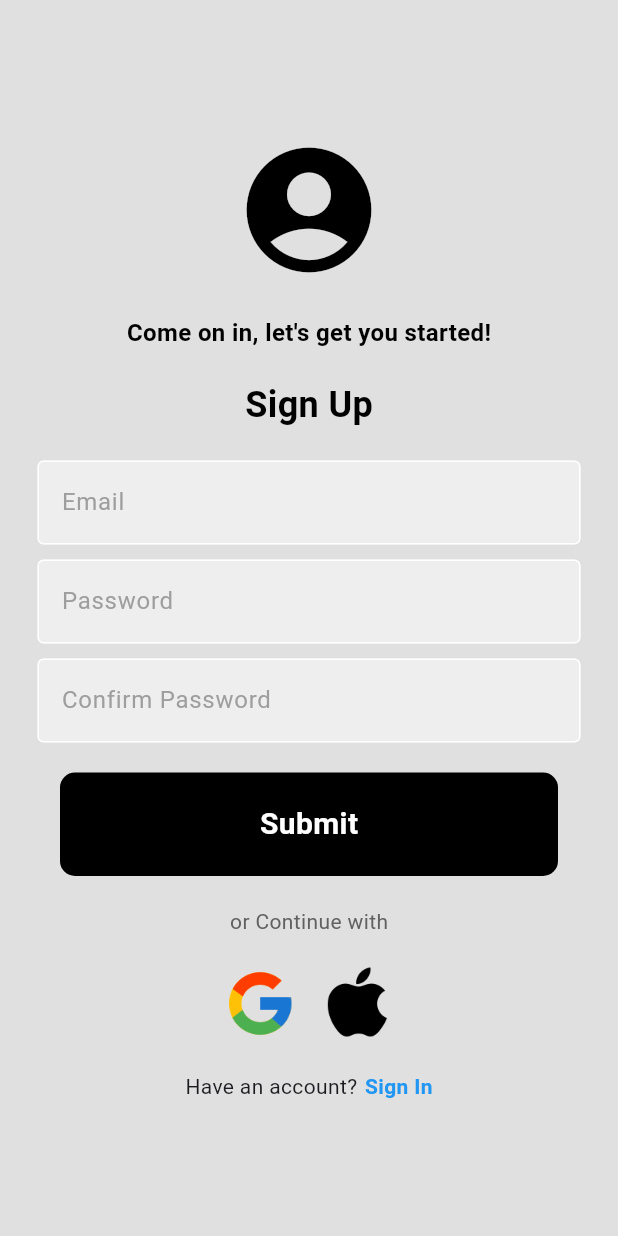
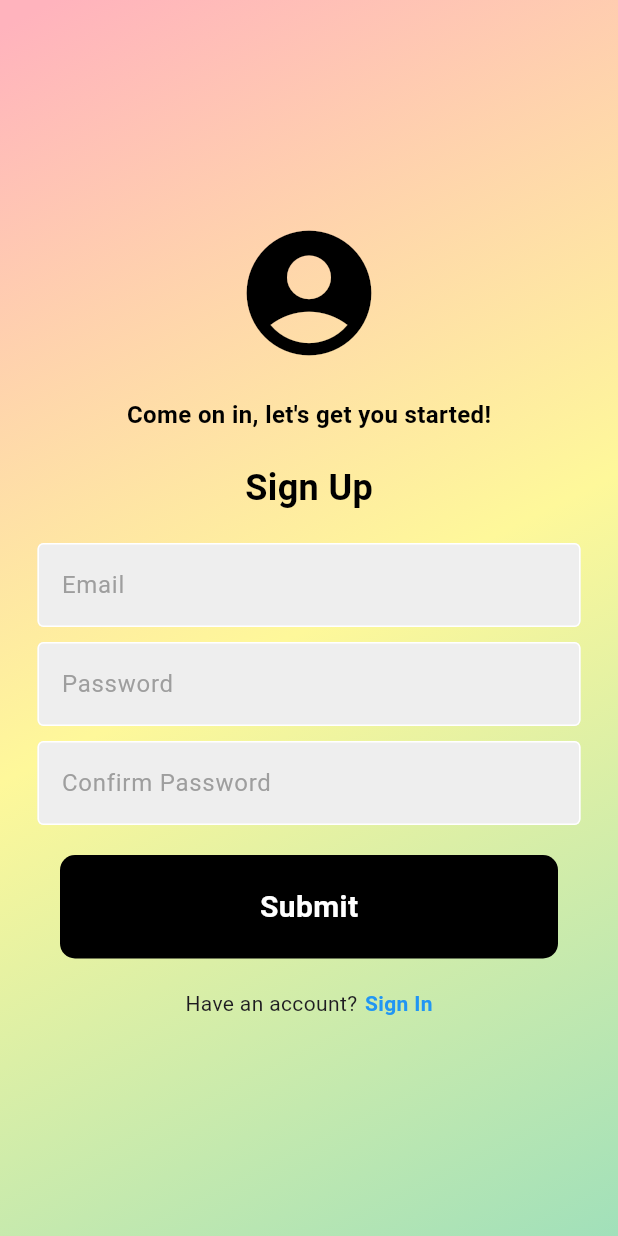
Before and after one commit to encounterapp/encounter_app, a Flutter app: the screen it shows after launch, after a tap on "Create Account", on a phone screen of 412 x 824 dp. Run offline on Flutter 3.47's test engine with Material 3 defaults, Android fonts, the phone set to English and light mode, and no system bars; our stand-ins replace geolocator, google_maps_flutter, image_picker, shared_preferences, supabase_flutter, timeago; accounts and stored records are empty.

Commit message:
add background gradient to the sign in and register pages

```diff
--- a/lib/pages/register_page.dart
+++ b/lib/pages/register_page.dart
@@ -75,8 +75,23 @@ class _RegisterPageState extends State<RegisterPage> {
   @override
   Widget build(BuildContext context) {
     return Scaffold(
-      backgroundColor: Colors.grey[300],
-      body: SafeArea(
+            // Add the gradient background
+      backgroundColor: Colors.transparent, // Set to transparent to show the gradient
+      extendBodyBehindAppBar: true, // Extend the body behind the app bar
+      body: Container(
+        decoration: const BoxDecoration(
+          gradient: LinearGradient(
+            begin: Alignment.topLeft,
+            end: Alignment.bottomRight,
+            colors: [
+              Color.fromRGBO(255,179,189,1),
+              Color.fromRGBO(254,248,154,1),
+              Color.fromRGBO(161,224,186,1),
+            ],
+            stops: [0.018, 0.506, 1.03], // 1.8% and 50.6% and 100.3%
+          ),
+        ),
+      child: SafeArea(
         child: Center(
         child: SingleChildScrollView(
         child: Column(
@@ -134,7 +149,7 @@ class _RegisterPageState extends State<RegisterPage> {
           MyButtons(onTap: signUserUp,),
           const SizedBox(height: 20),
 
-          // or Continue with
+          /*// or Continue with
           Padding(
             padding: const EdgeInsets.symmetric(horizontal: 25.0),
             child: Row(
@@ -176,7 +191,7 @@ class _RegisterPageState extends State<RegisterPage> {
               SquareTile(imagePath:'assets/icons/apple.png'),
             ],
           ),
-          const SizedBox(height: 20),
+          const SizedBox(height: 20),*/
 
 
           // Return to Sign In Account
@@ -201,6 +216,6 @@ class _RegisterPageState extends State<RegisterPage> {
     ),
     ),
     ),
-    );
+    ));
   }
 }
--- a/lib/pages/sign_in.dart
+++ b/lib/pages/sign_in.dart
@@ -101,8 +101,23 @@ class _SignInPageState extends State<SignInPage> {
   @override
   Widget build(BuildContext context) {
     return Scaffold(
-      backgroundColor: Colors.grey[300],
-      body: SafeArea(
+                  // Add the gradient background
+      backgroundColor: Colors.transparent, // Set to transparent to show the gradient
+      extendBodyBehindAppBar: true, // Extend the body behind the app bar
+      body: Container(
+        decoration: const BoxDecoration(
+          gradient: LinearGradient(
+            begin: Alignment.topLeft,
+            end: Alignment.bottomRight,
+            colors: [
+              Color.fromRGBO(255,179,189,1),
+              Color.fromRGBO(254,248,154,1),
+              Color.fromRGBO(161,224,186,1),
+            ],
+            stops: [0.018, 0.506, 1.03], // 1.8% and 50.6% and 100.3%
+          ),
+        ),
+      child: SafeArea(
         child: Center(
         child: SingleChildScrollView(
         child: Column(
@@ -182,7 +197,7 @@ class _SignInPageState extends State<SignInPage> {
               : MyButtons(onTap: signUserIn),
           const SizedBox(height: 20),
 
-          // or Continue with
+          /*// or Continue with
           Padding(
             padding: const EdgeInsets.symmetric(horizontal: 25.0),
             child: Row(
@@ -224,7 +239,7 @@ class _SignInPageState extends State<SignInPage> {
               SquareTile(imagePath:'assets/icons/apple.png'),
             ],
           ),
-          const SizedBox(height: 20),
+          const SizedBox(height: 20),*/
 
 
           // Create Account
@@ -255,6 +270,6 @@ class _SignInPageState extends State<SignInPage> {
     ),
     ),
     ),
-    );
+    ));
   }
 }
--- a/pubspec.yaml
+++ b/pubspec.yaml
@@ -47,6 +47,11 @@ dependencies:
   image_picker: ^1.1.2
   path: ^1.9.0
   path_provider: ^2.1.5
+  google_sign_in: ^6.3.0
+  sign_in_with_apple: ^7.0.1
+  crypto: ^3.0.6
+  jwt_decode: ^0.3.1
+
 
 dev_dependencies:
   flutter_test:
```
Also changed, not shown: pubspec.lock, 1 other file.
